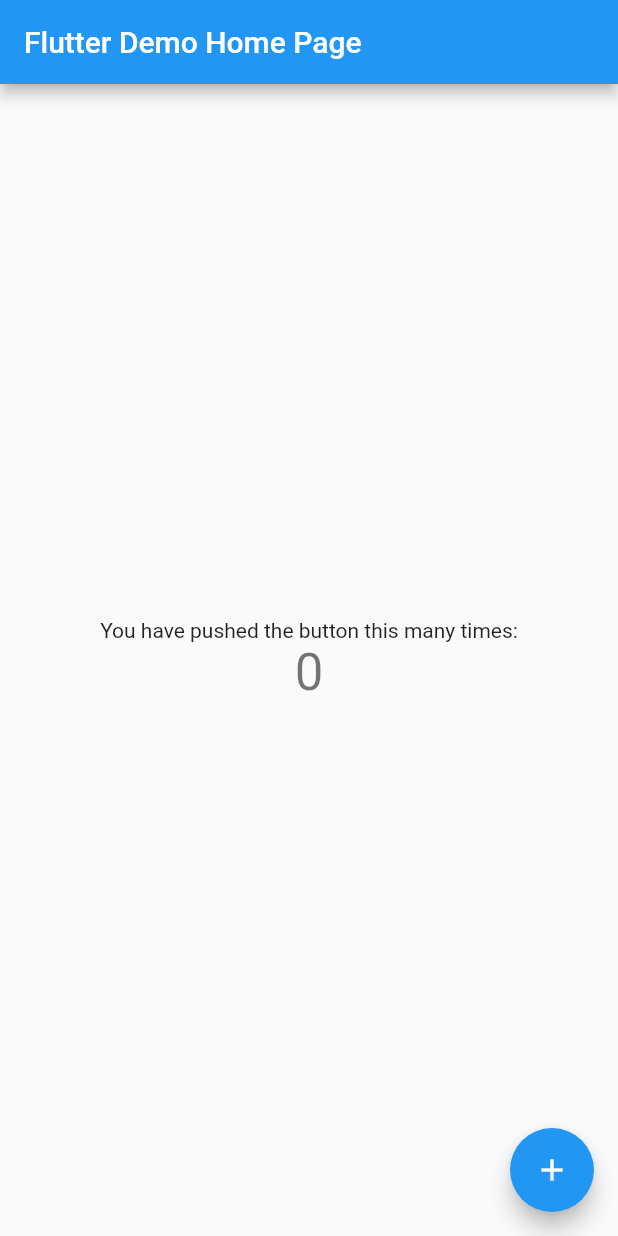
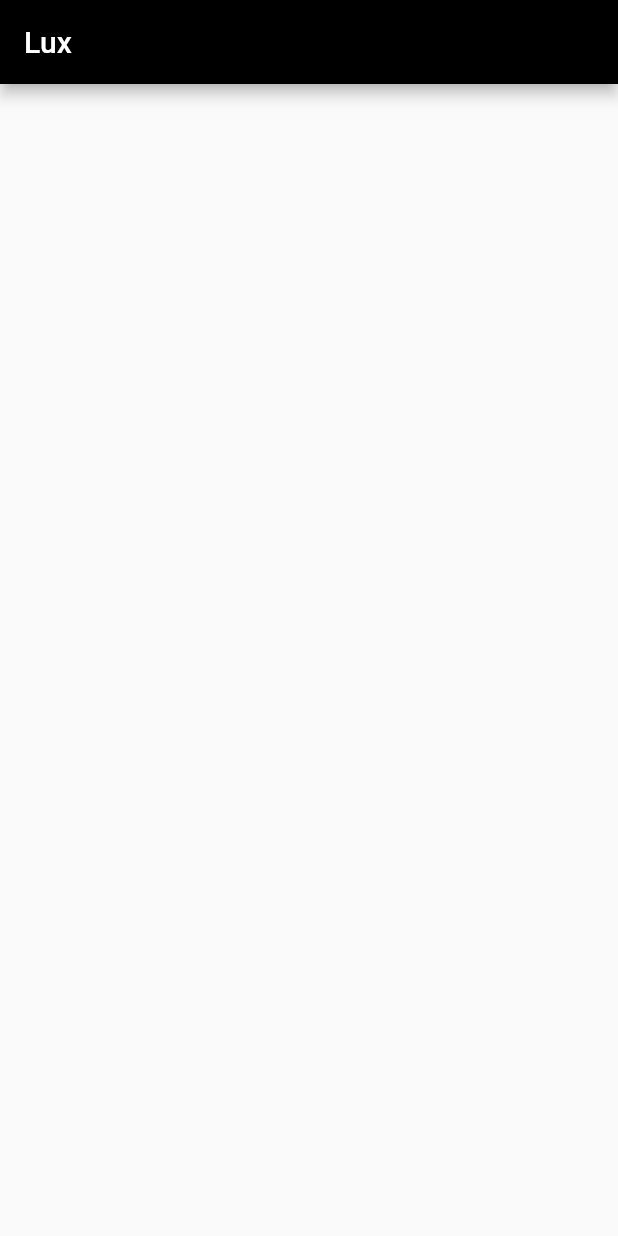
Before and after one commit to dewparin/lux_travel_poc, a Flutter app: the screen it shows after launch, on a phone screen of 412 x 824 dp. Run offline on Flutter 3.47's test engine with Material 2 defaults, Android fonts, the phone set to English and light mode, and no system bars.

Commit message:
Setup main app and home screen.

```diff
--- /dev/null
+++ b/lib/lux_travel_app.dart
@@ -0,0 +1,18 @@
+import 'package:flutter/material.dart';
+import 'package:lux_travel_poc/screen/home/home_screen.dart';
+
+class LuxTravelApp extends StatelessWidget {
+
+  @override
+  Widget build(BuildContext context) {
+    return MaterialApp(
+      title: 'Lux Travel POC',
+      theme: ThemeData.light().copyWith(
+        primaryColor: Colors.black,
+        accentColor: Colors.teal,
+      ),
+      home: HomeScreen(),
+    );
+  }
+
+}
--- a/lib/main.dart
+++ b/lib/main.dart
@@ -1,113 +1,6 @@
 import 'package:flutter/material.dart';
+import 'package:lux_travel_poc/lux_travel_app.dart';
 
 void main() {
-  runApp(MyApp());
+  runApp(LuxTravelApp());
 }
-
-class MyApp extends StatelessWidget {
-  // This widget is the root of your application.
-  @override
-  Widget build(BuildContext context) {
-    return MaterialApp(
-      title: 'Flutter Demo',
-      theme: ThemeData(
-        // This is the theme of your application.
-        //
-        // Try running your application with "flutter run". You'll see the
-        // application has a blue toolbar. Then, without quitting the app, try
-        // changing the primarySwatch below to Colors.green and then invoke
-        // "hot reload" (press "r" in the console where you ran "flutter run",
-        // or simply save your changes to "hot reload" in a Flutter IDE).
-        // Notice that the counter didn't reset back to zero; the application
-        // is not restarted.
-        primarySwatch: Colors.blue,
-      ),
-      home: MyHomePage(title: 'Flutter Demo Home Page'),
-    );
-  }
-}
-
-class MyHomePage extends StatefulWidget {
-  MyHomePage({Key? key, required this.title}) : super(key: key);
-
-  // This widget is the home page of your application. It is stateful, meaning
-  // that it has a State object (defined below) that contains fields that affect
-  // how it looks.
-
-  // This class is the configuration for the state. It holds the values (in this
-  // case the title) provided by the parent (in this case the App widget) and
-  // used by the build method of the State. Fields in a Widget subclass are
-  // always marked "final".
-
-  final String title;
-
-  @override
-  _MyHomePageState createState() => _MyHomePageState();
-}
-
-class _MyHomePageState extends State<MyHomePage> {
-  int _counter = 0;
-
-  void _incrementCounter() {
-    setState(() {
-      // This call to setState tells the Flutter framework that something has
-      // changed in this State, which causes it to rerun the build method below
-      // so that the display can reflect the updated values. If we changed
-      // _counter without calling setState(), then the build method would not be
-      // called again, and so nothing would appear to happen.
-      _counter++;
-    });
-  }
-
-  @override
-  Widget build(BuildContext context) {
-    // This method is rerun every time setState is called, for instance as done
-    // by the _incrementCounter method above.
-    //
-    // The Flutter framework has been optimized to make rerunning build methods
-    // fast, so that you can just rebuild anything that needs updating rather
-    // than having to individually change instances of widgets.
-    return Scaffold(
-      appBar: AppBar(
-        // Here we take the value from the MyHomePage object that was created by
-        // the App.build method, and use it to set our appbar title.
-        title: Text(widget.title),
-      ),
-      body: Center(
-        // Center is a layout widget. It takes a single child and positions it
-        // in the middle of the parent.
-        child: Column(
-          // Column is also a layout widget. It takes a list of children and
-          // arranges them vertically. By default, it sizes itself to fit its
-          // children horizontally, and tries to be as tall as its parent.
-          //
-          // Invoke "debug painting" (press "p" in the console, choose the
-          // "Toggle Debug Paint" action from the Flutter Inspector in Android
-          // Studio, or the "Toggle Debug Paint" command in Visual Studio Code)
-          // to see the wireframe for each widget.
-          //
-          // Column has various properties to control how it sizes itself and
-          // how it positions its children. Here we use mainAxisAlignment to
-          // center the children vertically; the main axis here is the vertical
-          // axis because Columns are vertical (the cross axis would be
-          // horizontal).
-          mainAxisAlignment: MainAxisAlignment.center,
-          children: <Widget>[
-            Text(
-              'You have pushed the button this many times:',
-            ),
-            Text(
-              '$_counter',
-              style: Theme.of(context).textTheme.headline4,
-            ),
-          ],
-        ),
-      ),
-      floatingActionButton: FloatingActionButton(
-        onPressed: _incrementCounter,
-        tooltip: 'Increment',
-        child: Icon(Icons.add),
-      ), // This trailing comma makes auto-formatting nicer for build methods.
-    );
-  }
-}
--- /dev/null
+++ b/lib/screen/home/home_screen.dart
@@ -0,0 +1,15 @@
+import 'package:flutter/material.dart';
+
+class HomeScreen extends StatelessWidget {
+  @override
+  Widget build(BuildContext context) {
+    return Scaffold(
+      appBar: AppBar(
+        title: Text('Lux'),
+      ),
+      body: SafeArea(
+        child: Container(),
+      ),
+    );
+  }
+}
```
Also changed, not shown: 1 other file.
